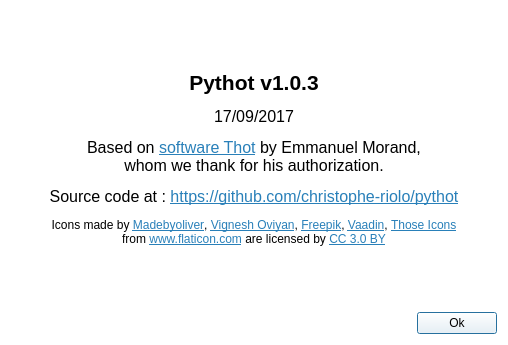
christophe-riolo/pythot, file about.ui: the form before one commit.
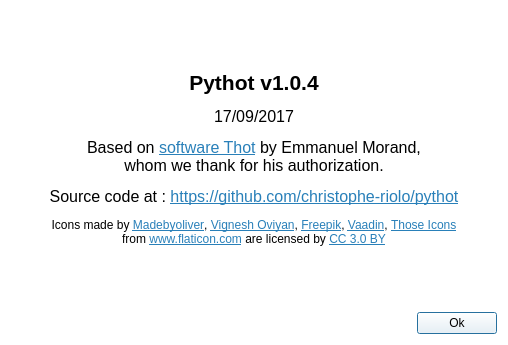
The form after the commit. Icons and pictures are not drawn.

The edit to the form file:
```diff
--- a/about.ui
+++ b/about.ui
@@ -33,7 +33,7 @@
       </sizepolicy>
      </property>
      <property name="text">
-      <string>&lt;html&gt;&lt;head/&gt;&lt;body&gt;&lt;p align=&quot;center&quot;&gt;&lt;span style=&quot; font-size:16pt; font-weight:600;&quot;&gt;Pythot v1.0.3&lt;/span&gt;&lt;/p&gt;&lt;p align=&quot;center&quot;&gt;&lt;span style=&quot; font-size:12pt;&quot;&gt;17/09/2017&lt;/span&gt;&lt;/p&gt;&lt;p align=&quot;center&quot;&gt;&lt;span style=&quot; font-size:12pt;&quot;&gt;Based on &lt;/span&gt;&lt;a href=&quot;http://www.emmanuelmorand.net/thot/presentation.php&quot;&gt;&lt;span style=&quot; font-size:12pt; text-decoration: underline; color:#2980b9;&quot;&gt;software Thot&lt;/span&gt;&lt;/a&gt;&lt;span style=&quot; font-size:12pt;&quot;&gt; by Emmanuel Morand,&lt;br/&gt;whom we thank for his authorization.&lt;/span&gt;&lt;/p&gt;&lt;p align=&quot;center&quot;&gt;&lt;span style=&quot; font-size:12pt;&quot;&gt;Source code at : &lt;/span&gt;&lt;a href=&quot;https://github.com/christophe-riolo/pythot&quot;&gt;&lt;span style=&quot; font-size:12pt; text-decoration: underline; color:#2980b9;&quot;&gt;https://github.com/christophe-riolo/pythot&lt;/span&gt;&lt;/a&gt;&lt;/p&gt;&lt;p align=&quot;center&quot;&gt;Icons made by &lt;a href=&quot;https://www.flaticon.com/authors/madebyoliver&quot;&gt;&lt;span style=&quot; text-decoration: underline; color:#2980b9;&quot;&gt;Madebyoliver&lt;/span&gt;&lt;/a&gt;, &lt;a href=&quot;https://www.flaticon.com/authors/vignesh-oviyan&quot;&gt;&lt;span style=&quot; text-decoration: underline; color:#2980b9;&quot;&gt;Vignesh Oviyan&lt;/span&gt;&lt;/a&gt;, &lt;a href=&quot;http://www.freepik.com&quot;&gt;&lt;span style=&quot; text-decoration: underline; color:#2980b9;&quot;&gt;Freepik&lt;/span&gt;&lt;/a&gt;, &lt;a href=&quot;https://www.flaticon.com/authors/vaadin&quot;&gt;&lt;span style=&quot; text-decoration: underline; color:#2980b9;&quot;&gt;Vaadin&lt;/span&gt;&lt;/a&gt;, &lt;a href=&quot;https://www.flaticon.com/authors/those-icons&quot;&gt;&lt;span style=&quot; text-decoration: underline; color:#2980b9;&quot;&gt;Those Icons&lt;/span&gt;&lt;/a&gt;&lt;br/&gt;from &lt;a href=&quot;https://www.flaticon.com/&quot;&gt;&lt;span style=&quot; text-decoration: underline; color:#2980b9;&quot;&gt;www.flaticon.com&lt;/span&gt;&lt;/a&gt; are licensed by &lt;a href=&quot;http://creativecommons.org/licenses/by/3.0/&quot;&gt;&lt;span style=&quot; text-decoration: underline; color:#2980b9;&quot;&gt;CC 3.0 BY&lt;/span&gt;&lt;/a&gt;&lt;/p&gt;&lt;/body&gt;&lt;/html&gt;</string>
+      <string>&lt;html&gt;&lt;head/&gt;&lt;body&gt;&lt;p align=&quot;center&quot;&gt;&lt;span style=&quot; font-size:16pt; font-weight:600;&quot;&gt;Pythot v1.0.4&lt;/span&gt;&lt;/p&gt;&lt;p align=&quot;center&quot;&gt;&lt;span style=&quot; font-size:12pt;&quot;&gt;17/09/2017&lt;/span&gt;&lt;/p&gt;&lt;p align=&quot;center&quot;&gt;&lt;span style=&quot; font-size:12pt;&quot;&gt;Based on &lt;/span&gt;&lt;a href=&quot;http://www.emmanuelmorand.net/thot/presentation.php&quot;&gt;&lt;span style=&quot; font-size:12pt; text-decoration: underline; color:#2980b9;&quot;&gt;software Thot&lt;/span&gt;&lt;/a&gt;&lt;span style=&quot; font-size:12pt;&quot;&gt; by Emmanuel Morand,&lt;br/&gt;whom we thank for his authorization.&lt;/span&gt;&lt;/p&gt;&lt;p align=&quot;center&quot;&gt;&lt;span style=&quot; font-size:12pt;&quot;&gt;Source code at : &lt;/span&gt;&lt;a href=&quot;https://github.com/christophe-riolo/pythot&quot;&gt;&lt;span style=&quot; font-size:12pt; text-decoration: underline; color:#2980b9;&quot;&gt;https://github.com/christophe-riolo/pythot&lt;/span&gt;&lt;/a&gt;&lt;/p&gt;&lt;p align=&quot;center&quot;&gt;Icons made by &lt;a href=&quot;https://www.flaticon.com/authors/madebyoliver&quot;&gt;&lt;span style=&quot; text-decoration: underline; color:#2980b9;&quot;&gt;Madebyoliver&lt;/span&gt;&lt;/a&gt;, &lt;a href=&quot;https://www.flaticon.com/authors/vignesh-oviyan&quot;&gt;&lt;span style=&quot; text-decoration: underline; color:#2980b9;&quot;&gt;Vignesh Oviyan&lt;/span&gt;&lt;/a&gt;, &lt;a href=&quot;http://www.freepik.com&quot;&gt;&lt;span style=&quot; text-decoration: underline; color:#2980b9;&quot;&gt;Freepik&lt;/span&gt;&lt;/a&gt;, &lt;a href=&quot;https://www.flaticon.com/authors/vaadin&quot;&gt;&lt;span style=&quot; text-decoration: underline; color:#2980b9;&quot;&gt;Vaadin&lt;/span&gt;&lt;/a&gt;, &lt;a href=&quot;https://www.flaticon.com/authors/those-icons&quot;&gt;&lt;span style=&quot; text-decoration: underline; color:#2980b9;&quot;&gt;Those Icons&lt;/span&gt;&lt;/a&gt;&lt;br/&gt;from &lt;a href=&quot;https://www.flaticon.com/&quot;&gt;&lt;span style=&quot; text-decoration: underline; color:#2980b9;&quot;&gt;www.flaticon.com&lt;/span&gt;&lt;/a&gt; are licensed by &lt;a href=&quot;http://creativecommons.org/licenses/by/3.0/&quot;&gt;&lt;span style=&quot; text-decoration: underline; color:#2980b9;&quot;&gt;CC 3.0 BY&lt;/span&gt;&lt;/a&gt;&lt;/p&gt;&lt;/body&gt;&lt;/html&gt;</string>
      </property>
     </widget>
    </item>
```
